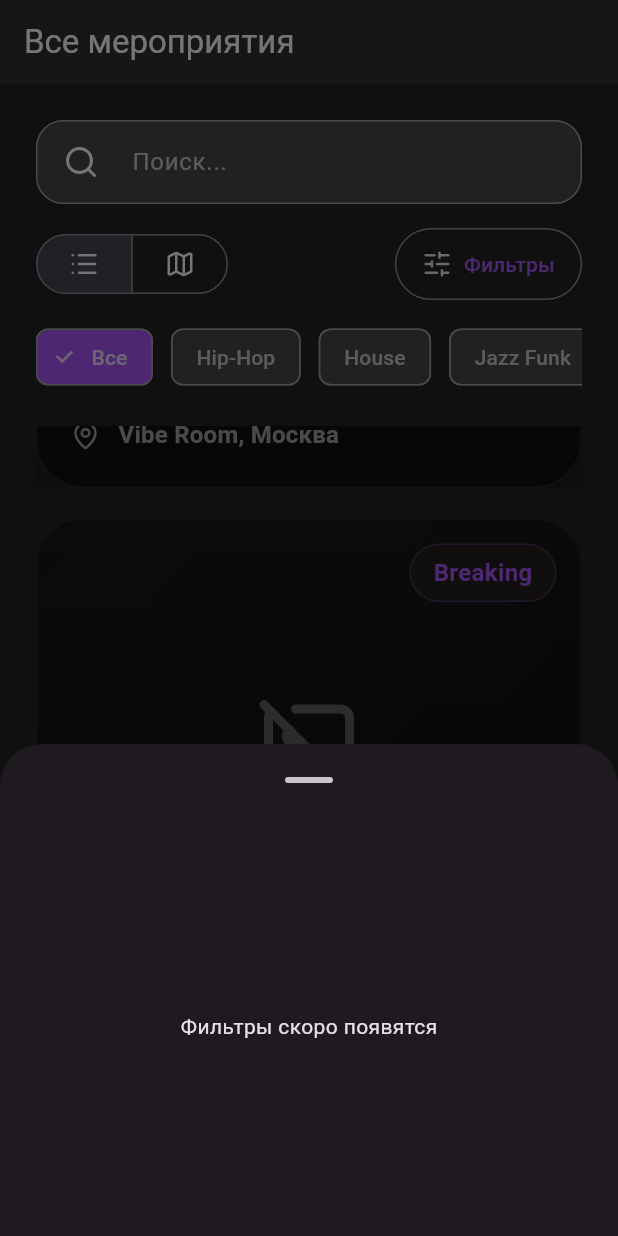
After one commit to Solomon1239/Yandex-Dance-Flutter-App, a Flutter app: the EventsPage screen opened by its route, scrolled down 1363 dp, after a tap on "Фильтры", on a phone screen of 412 x 824 dp. The commit adds this screen. Run offline on Flutter 3.47's test engine with Material 3 defaults, Android fonts, the phone set to English and light mode, and no system bars; our stand-ins replace cached_network_image, cloud_firestore, equatable, firebase_auth, firebase_core, firebase_storage and 7 more; missing offline and left inert: video_compress, yx_state; accounts and stored records are empty; network calls fail.

Commit message:
feature/events-page: base implementation of events page without design code & logic

```diff
--- a/lib/app/router/app_router.dart
+++ b/lib/app/router/app_router.dart
@@ -1,4 +1,5 @@
 import 'package:yandex_dance/features/auth/presentation/pages/auth_page.dart';
+import 'package:yandex_dance/features/events/presentation/pages/events_page.dart';
 import 'package:yandex_dance/features/profile/presentation/pages/edit_profile_page.dart';
 import 'package:yandex_dance/features/profile/presentation/pages/profile_page.dart';
 import 'package:yandex_dance/features/session/presentation/pages/session_gate_page.dart';
@@ -7,6 +8,7 @@ import 'package:go_router/go_router.dart';
 
 final appRouter = GoRouter(
   initialLocation: '/',
+  // initialLocation: '/events',
   routes: [
     GoRoute(path: '/', builder: (context, state) => const SessionGatePage()),
     GoRoute(path: '/auth', builder: (context, state) => const AuthPage()),
@@ -19,5 +21,6 @@ final appRouter = GoRouter(
       path: '/profile/edit',
       builder: (context, state) => const EditProfilePage(),
     ),
+    GoRoute(path: '/events', builder: (context, state) => const EventsPage()),
   ],
 );
--- a/lib/core/theme/app_theme.dart
+++ b/lib/core/theme/app_theme.dart
@@ -31,7 +31,7 @@ class AppTheme {
         backgroundColor: Colors.transparent,
         foregroundColor: Colors.white,
       ),
-      cardTheme: CardTheme(
+      cardTheme: CardThemeData(
         color: surface,
         shape: RoundedRectangleBorder(
           borderRadius: BorderRadius.circular(24),
--- a/lib/core/ui/icons/app_icons.dart
+++ b/lib/core/ui/icons/app_icons.dart
@@ -17,6 +17,7 @@ class AppIcons {
   static const lock = "assets/icons/lock.svg";
   static const mail = "assets/icons/mail.svg";
   static const map = "assets/icons/map.svg";
+  static const notImage = "assets/icons/not_image.svg";
   static const pin = "assets/icons/pin.svg";
   static const play = "assets/icons/play.svg";
   static const search = "assets/icons/search.svg";
--- a/lib/core/ui/icons/svg_icon.dart
+++ b/lib/core/ui/icons/svg_icon.dart
@@ -14,9 +14,8 @@ class SvgIcon extends StatelessWidget {
       path,
       width: size,
       height: size,
-      colorFilter: color != null
-          ? ColorFilter.mode(color!, BlendMode.srcIn)
-          : null,
+      colorFilter:
+          color != null ? ColorFilter.mode(color!, BlendMode.srcIn) : null,
     );
   }
 }
--- /dev/null
+++ b/lib/features/events/presentation/pages/events_page.dart
@@ -0,0 +1,295 @@
+import 'package:flutter/material.dart';
+import 'package:yandex_dance/core/ui/icons/app_icons.dart';
+import 'package:yandex_dance/core/ui/icons/svg_icon.dart';
+import 'package:yandex_dance/features/events/presentation/widgets/event_card.dart';
+
+final _mockEvents = [
+  _MockEvent(
+    title: 'Hip-Hop Foundations',
+    styleLabel: 'Hip-Hop',
+    dateLabel: '5 апреля, 19:00',
+    locationLabel: 'Dance Space, Москва',
+    coverImage: NetworkImage(
+      'https://images.unsplash.com/photo-1516280440614-37939bbacd81?auto=format&fit=crop&w=1200&q=80',
+    ),
+  ),
+  _MockEvent(
+    title: 'House Flow Session',
+    styleLabel: 'House',
+    dateLabel: '7 апреля, 20:30',
+    locationLabel: 'Studio 21, Москва',
+    coverImage: NetworkImage(
+      'https://images.unsplash.com/photo-1508700115892-45ecd05ae2ad?auto=format&fit=crop&w=1200&q=80',
+    ),
+  ),
+  _MockEvent(
+    title: 'Jazz Funk Choreo',
+    styleLabel: 'Jazz Funk',
+    dateLabel: '9 апреля, 18:00',
+    locationLabel: 'Vibe Room, Москва',
+    coverImage: NetworkImage(
+      'https://images.unsplash.com/photo-1504609813442-a8924e83f76e?auto=format&fit=crop&w=1200&q=80',
+    ),
+  ),
+  _MockEvent(
+    title: 'Breaking Basics Jam',
+    styleLabel: 'Breaking',
+    dateLabel: '12 апреля, 17:30',
+    locationLabel: 'Cypher Hall, Москва',
+  ),
+];
+
+class EventsPage extends StatefulWidget {
+  const EventsPage({super.key});
+
+  @override
+  State<EventsPage> createState() => _EventsPageState();
+}
+
+class _EventsPageState extends State<EventsPage> {
+  late final TextEditingController _searchEventsController;
+  _EventsViewMode _viewMode = _EventsViewMode.list;
+  final Set<String> _selectedGenres = {'Все'};
+
+  Future<void> _openFiltersModal() {
+    return showModalBottomSheet<void>(
+      context: context,
+      showDragHandle: true,
+      builder:
+          (context) => const SizedBox(
+            height: 280,
+            child: Center(child: Text('Фильтры скоро появятся')),
+          ),
+    );
+  }
+
+  @override
+  void initState() {
+    super.initState();
+    _searchEventsController = TextEditingController();
+  }
+
+  @override
+  void dispose() {
+    _searchEventsController.dispose();
+    super.dispose();
+  }
+
+  @override
+  Widget build(BuildContext context) {
+    final query = _searchEventsController.text.trim().toLowerCase();
+    final genres = [
+      'Все',
+      ...{for (final event in _mockEvents) event.styleLabel},
+    ];
+    final filteredEvents =
+        _mockEvents.where((event) {
+          final hasSpecificGenreFilter =
+              _selectedGenres.isNotEmpty && !_selectedGenres.contains('Все');
+
+          if (hasSpecificGenreFilter &&
+              !_selectedGenres.contains(event.styleLabel)) {
+            return false;
+          }
+
+          if (query.isEmpty) {
+            return true;
+          }
+
+          return event.title.toLowerCase().contains(query) ||
+              event.styleLabel.toLowerCase().contains(query) ||
+              event.locationLabel.toLowerCase().contains(query);
+        }).toList();
+
+    return Scaffold(
+      appBar: AppBar(title: const Text("Все мероприятия")),
+      body: SafeArea(
+        child: Padding(
+          padding: const EdgeInsets.all(24.0),
+          child: Column(
+            children: [
+              TextField(
+                controller: _searchEventsController,
+                onChanged: (_) => setState(() {}),
+                decoration: InputDecoration(
+                  label: const Text("Поиск..."),
+                  prefixIcon: const Padding(
+                    padding: EdgeInsets.all(8),
+                    child: SvgIcon(AppIcons.search, size: 16),
+                  ),
+                  prefixIconConstraints: const BoxConstraints(
+                    minWidth: 60,
+                    minHeight: 40,
+                  ),
+                ),
+              ),
+              const SizedBox(height: 16),
+              Row(
+                children: [
+                  Expanded(
+                    child: Align(
+                      alignment: Alignment.centerLeft,
+                      child: SegmentedButton<_EventsViewMode>(
+                        segments: const [
+                          ButtonSegment(
+                            value: _EventsViewMode.list,
+                            icon: SvgIcon(AppIcons.list, size: 20),
+                          ),
+                          ButtonSegment(
+                            value: _EventsViewMode.map,
+                            icon: SvgIcon(AppIcons.map, size: 20),
+                          ),
+                        ],
+                        selected: {_viewMode},
+                        showSelectedIcon: false,
+                        onSelectionChanged: (selection) {
+                          setState(() {
+                            _viewMode = selection.first;
+                          });
+                        },
+                      ),
+                    ),
+                  ),
+                  const SizedBox(width: 12),
+                  OutlinedButton.icon(
+                    onPressed: _openFiltersModal,
+                    style: OutlinedButton.styleFrom(
+                      padding: const EdgeInsets.symmetric(
+                        horizontal: 18,
+                        vertical: 14,
+                      ),
+                      shape: RoundedRectangleBorder(
+                        borderRadius: BorderRadius.circular(999),
+                      ),
+                    ),
+                    icon: SvgIcon(
+                      AppIcons.filter,
+                      size: 20,
+                      color: Theme.of(context).colorScheme.onSurface,
+                    ),
+                    label: const Text('Фильтры'),
+                  ),
+                ],
+              ),
+              const SizedBox(height: 16),
+              SizedBox(
+                height: 44,
+                child: ListView.separated(
+                  scrollDirection: Axis.horizontal,
+                  itemCount: genres.length,
+                  separatorBuilder:
+                      (context, index) => const SizedBox(width: 12),
+                  itemBuilder: (context, index) {
+                    final genre = genres[index];
+                    final isSelected = _selectedGenres.contains(genre);
+
+                    return FilterChip(
+                      label: Text(genre),
+                      selected: isSelected,
+                      onSelected: (_) {
+                        setState(() {
+                          if (genre == 'Все') {
+                            _selectedGenres
+                              ..clear()
+                              ..add('Все');
+                            return;
+                          }
+
+                          _selectedGenres.remove('Все');
+
+                          if (isSelected) {
+                            _selectedGenres.remove(genre);
+                          } else {
+                            _selectedGenres.add(genre);
+                          }
+
+                          if (_selectedGenres.isEmpty) {
+                            _selectedGenres.add('Все');
+                          }
+                        });
+                      },
+                    );
+                  },
+                ),
+              ),
+              const SizedBox(height: 24),
+              Expanded(
+                child: AnimatedSwitcher(
+                  duration: const Duration(milliseconds: 220),
+                  child:
+                      _viewMode == _EventsViewMode.list
+                          ? _EventsListView(
+                            key: const ValueKey('events-list'),
+                            events: filteredEvents,
+                          )
+                          : _EventsMapView(
+                            key: const ValueKey('events-map'),
+                            events: filteredEvents,
+                          ),
+                ),
+              ),
+            ],
+          ),
+        ),
+      ),
+    );
+  }
+}
+
+enum _EventsViewMode { list, map }
+
+class _MockEvent {
+  const _MockEvent({
+    required this.title,
+    required this.styleLabel,
+    required this.dateLabel,
+    required this.locationLabel,
+    this.coverImage,
+  });
+
+  final String title;
+  final String styleLabel;
+  final String dateLabel;
+  final String locationLabel;
+  final ImageProvider<Object>? coverImage;
+}
+
+class _EventsListView extends StatelessWidget {
+  const _EventsListView({super.key, required this.events});
+
+  final List<_MockEvent> events;
+
+  @override
+  Widget build(BuildContext context) {
+    if (events.isEmpty) {
+      return const Center(child: Text('Ничего не найдено'));
+    }
+
+    return ListView.separated(
+      itemCount: events.length,
+      separatorBuilder: (context, index) => const SizedBox(height: 20),
+      itemBuilder: (context, index) {
+        final event = events[index];
+
+        return EventCard(
+          title: event.title,
+          styleLabel: event.styleLabel,
+          dateLabel: event.dateLabel,
+          locationLabel: event.locationLabel,
+          coverImage: event.coverImage,
+        );
+      },
+    );
+  }
+}
+
+class _EventsMapView extends StatelessWidget {
+  const _EventsMapView({super.key, required this.events});
+
+  final List<_MockEvent> events;
+
+  @override
+  Widget build(BuildContext context) {
+    return const Center(child: Text('Мероприятия на карте'));
+  }
+}
--- /dev/null
+++ b/lib/features/events/presentation/widgets/event_card.dart
@@ -0,0 +1,199 @@
+import 'package:flutter/material.dart';
+
+import '../../../../core/ui/colors/colors.dart';
+import '../../../../core/ui/icons/app_icons.dart';
+import '../../../../core/ui/icons/svg_icon.dart';
+
+class EventCard extends StatelessWidget {
+  const EventCard({
+    super.key,
+    this.title = 'Заголовок карточки',
+    this.styleLabel = 'Стиль',
+    this.dateLabel = 'Дата и время',
+    this.locationLabel = 'Локация',
+    this.coverImage,
+    this.onTap,
+  });
+
+  final String title;
+  final String styleLabel;
+  final String dateLabel;
+  final String locationLabel;
+  final ImageProvider<Object>? coverImage;
+  final VoidCallback? onTap;
+
+  @override
+  Widget build(BuildContext context) {
+    return Material(
+      color: Colors.transparent,
+      child: InkWell(
+        onTap: onTap,
+        borderRadius: BorderRadius.circular(32),
+        child: Ink(
+          decoration: BoxDecoration(
+            color: const Color(0xFF101010),
+            borderRadius: BorderRadius.circular(32),
+            border: Border.all(color: Colors.white.withValues(alpha: 0.08)),
+            boxShadow: const [
+              BoxShadow(
+                color: Color(0x40000000),
+                blurRadius: 30,
+                offset: Offset(0, 18),
+              ),
+            ],
+          ),
+          child: Column(
+            crossAxisAlignment: CrossAxisAlignment.stretch,
+            children: [
+              _EventCardCover(styleLabel: styleLabel, coverImage: coverImage),
+              Padding(
+                padding: const EdgeInsets.fromLTRB(22, 20, 22, 22),
+                child: Column(
+                  crossAxisAlignment: CrossAxisAlignment.start,
+                  children: [
+                    Text(
+                      title,
+                      style: Theme.of(
+                        context,
+                      ).textTheme.headlineSmall?.copyWith(
+                        fontWeight: FontWeight.w800,
+                        color: AppColors.gray0,
+                        height: 1.1,
+                      ),
+                    ),
+                    const SizedBox(height: 18),
+                    _MetaRow(iconPath: AppIcons.calendar, text: dateLabel),
+                    const SizedBox(height: 12),
+                    _MetaRow(iconPath: AppIcons.pin, text: locationLabel),
+                  ],
+                ),
+              ),
+            ],
+          ),
+        ),
+      ),
+    );
+  }
+}
+
+class _EventCardCover extends StatelessWidget {
+  const _EventCardCover({required this.styleLabel, this.coverImage});
+
+  final String styleLabel;
+  final ImageProvider<Object>? coverImage;
+
+  @override
+  Widget build(BuildContext context) {
+    return AspectRatio(
+      aspectRatio: 1.18,
+      child: ClipRRect(
+        borderRadius: const BorderRadius.vertical(top: Radius.circular(32)),
+        child: Stack(
+          children: [
+            Positioned.fill(
+              child:
+                  coverImage != null
+                      ? DecoratedBox(
+                        decoration: BoxDecoration(
+                          image: DecorationImage(
+                            image: coverImage!,
+                            fit: BoxFit.cover,
+                            onError: (_, __) {},
+                          ),
+                        ),
+                      )
+                      : DecoratedBox(
+                        decoration: BoxDecoration(
+                          color: const Color(0xFF181818),
+                          gradient: LinearGradient(
+                            begin: Alignment.topLeft,
+                            end: Alignment.bottomRight,
+                            colors: [
+                              Colors.white.withValues(alpha: 0.03),
+                              Colors.black.withValues(alpha: 0.08),
+                            ],
+                          ),
+                        ),
+                      ),
+            ),
+            if (coverImage == null)
+              const Positioned.fill(
+                child: Center(
+                  child: SvgIcon(
+                    AppIcons.notImage,
+                    size: 72,
+                    color: AppColors.gray300,
+                  ),
+                ),
+              ),
+            Positioned.fill(
+              child: DecoratedBox(
+                decoration: BoxDecoration(
+                  gradient: LinearGradient(
+                    begin: Alignment.topCenter,
+                    end: Alignment.bottomCenter,
+                    colors: [
+                      Colors.transparent,
+                      Colors.black.withValues(alpha: 0.16),
+                      Colors.black.withValues(alpha: 0.55),
+                    ],
+                  ),
+                ),
+              ),
+            ),
+            Positioned(
+              top: 16,
+              right: 16,
+              child: DecoratedBox(
+                decoration: BoxDecoration(
+                  color: const Color(0xFF25211F),
+                  borderRadius: BorderRadius.circular(999),
+                  border: Border.all(
+                    color: AppColors.purple500.withValues(alpha: 0.28),
+                  ),
+                ),
+                child: Padding(
+                  padding: EdgeInsets.symmetric(horizontal: 16, vertical: 8),
+                  child: Text(
+                    styleLabel,
+                    style: TextStyle(
+                      color: AppColors.purple500,
+                      fontSize: 16,
+                      fontWeight: FontWeight.w600,
+                    ),
+                  ),
+                ),
+              ),
+            ),
+          ],
+        ),
+      ),
+    );
+  }
+}
+
+class _MetaRow extends StatelessWidget {
+  const _MetaRow({required this.iconPath, required this.text});
+
+  final String iconPath;
+  final String text;
+
+  @override
+  Widget build(BuildContext context) {
+    return Row(
+      children: [
+        SvgIcon(iconPath, size: 20, color: AppColors.gray100),
+        const SizedBox(width: 12),
+        Expanded(
+          child: Text(
+            text,
+            style: Theme.of(context).textTheme.titleMedium?.copyWith(
+              color: AppColors.gray100,
+              fontWeight: FontWeight.w600,
+            ),
+          ),
+        ),
+      ],
+    );
+  }
+}
--- a/pubspec.yaml
+++ b/pubspec.yaml
@@ -78,10 +78,8 @@ flutter:
   # the material Icons class.
   uses-material-design: true
 
-  # To add assets to your application, add an assets section, like this:
-  # assets:
-  #   - images/a_dot_burr.jpeg
-  #   - images/a_dot_ham.jpeg
+  assets:
+    - assets/icons/
 
   # An image asset can refer to one or more resolution-specific "variants", see
   # https://flutter.dev/to/resolution-aware-images
```
Also changed, not shown: assets/icons/not_image.svg (added), pubspec.lock, 2 other files.
